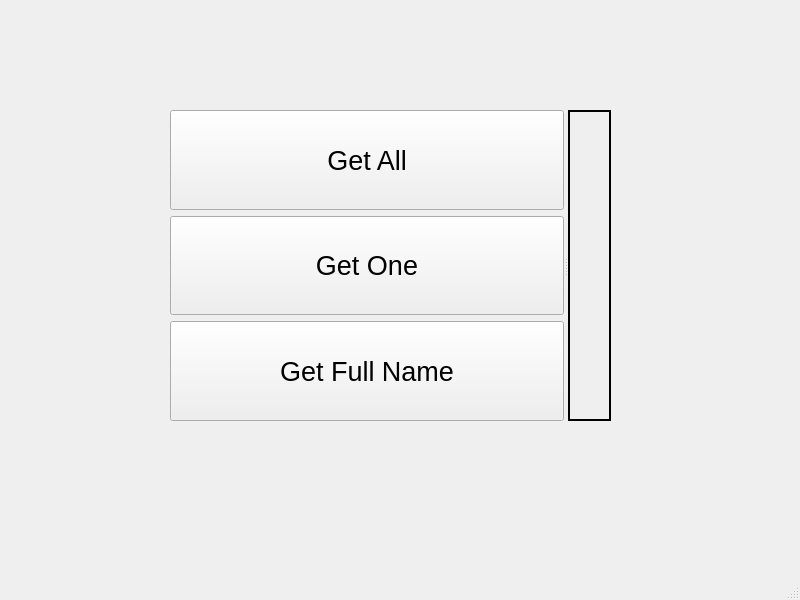
The window that QT_frontend/mainwindow.ui (NLAIV/qt_example) describes before a commit, drawn with Qt 5.
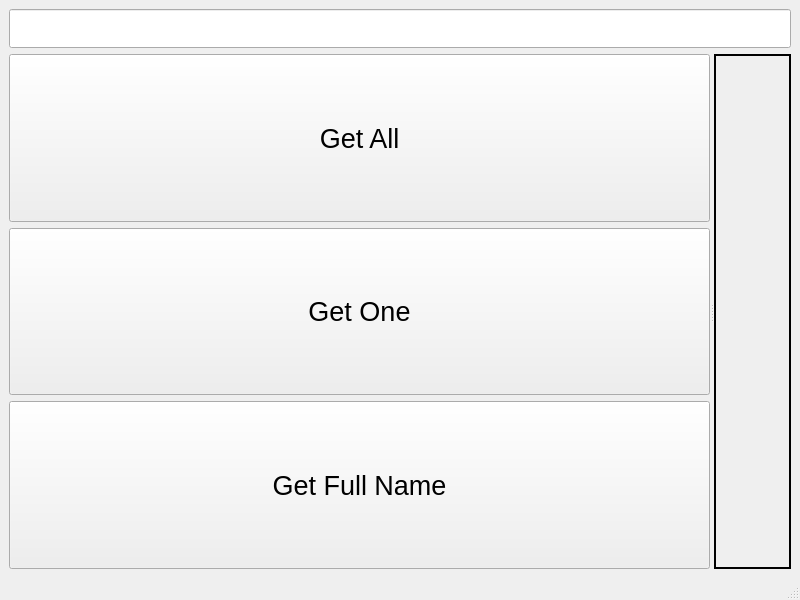
The same window after the commit.

Commit message: getOnePerson and getFullName commands working.

Patch:
```diff
--- a/QT_frontend/mainwindow.ui
+++ b/QT_frontend/mainwindow.ui
@@ -14,15 +14,20 @@
    <string>MainWindow</string>
   </property>
   <widget class="QWidget" name="centralwidget">
+   <layout class="QHBoxLayout" name="horizontalLayout">
+    <item>
+     <layout class="QVBoxLayout" name="verticalLayout_2">
+      <item>
+       <widget class="QLineEdit" name="lineEditId">
+        <property name="font">
+         <font>
+          <pointsize>20</pointsize>
+         </font>
+        </property>
+       </widget>
+      </item>
+      <item>
    <widget class="QSplitter" name="splitter">
-    <property name="geometry">
-     <rect>
-      <x>170</x>
-      <y>110</y>
-      <width>441</width>
-      <height>311</height>
-     </rect>
-    </property>
     <property name="orientation">
      <enum>Qt::Horizontal</enum>
     </property>
@@ -98,6 +103,10 @@
      </property>
     </widget>
    </widget>
+      </item>
+     </layout>
+    </item>
+   </layout>
   </widget>
   <widget class="QMenuBar" name="menubar">
    <property name="geometry">
```
Lines whose indentation alone changed are shown as unchanged. The commit also changes 2 other files.
